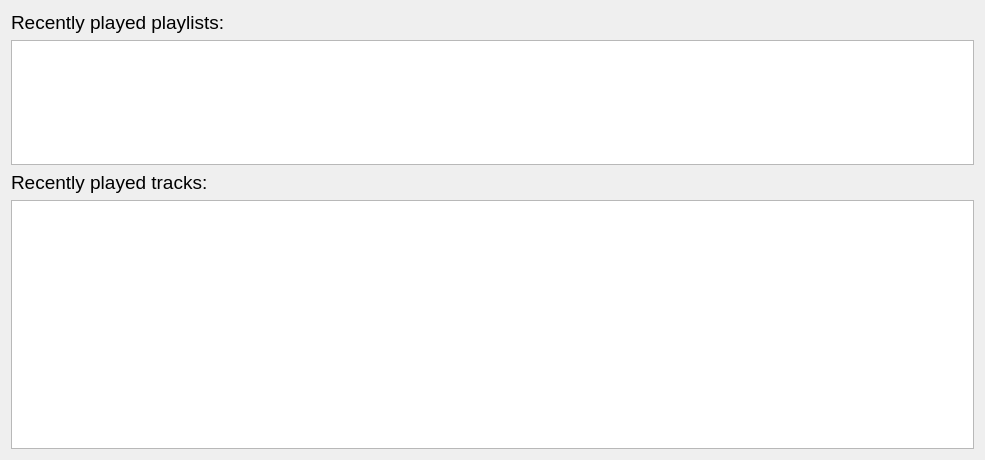
The window that src/libtomahawk/widgets/welcomewidget.ui (tomahawk-player/tomahawk) describes before a commit, drawn with Qt 5.
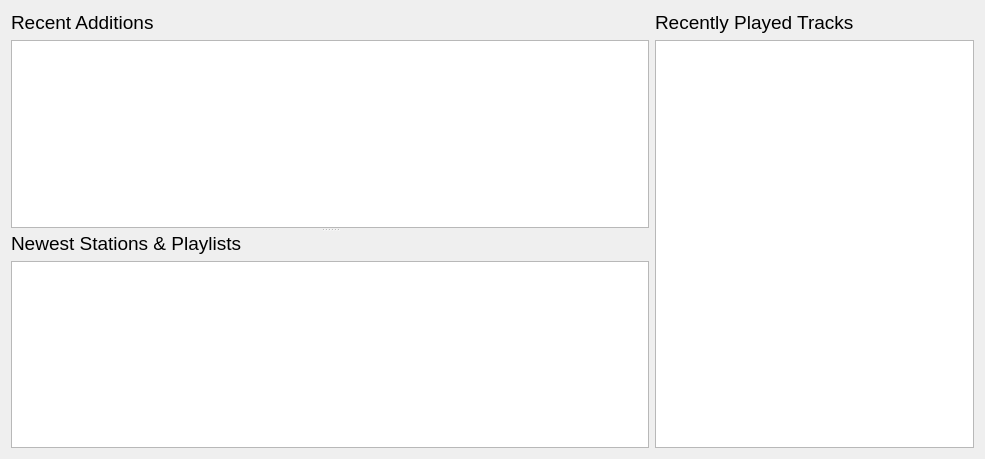
The same window after the commit. Custom widgets are drawn as their Qt base class.

```diff
--- a/src/libtomahawk/widgets/welcomewidget.ui
+++ b/src/libtomahawk/widgets/welcomewidget.ui
@@ -7,10 +7,36 @@
     <x>0</x>
     <y>0</y>
     <width>985</width>
-    <height>460</height>
+    <height>459</height>
    </rect>
   </property>
-  <layout class="QVBoxLayout" name="verticalLayout" stretch="0,1,0,2">
+  <layout class="QHBoxLayout" name="horizontalLayout" stretch="2,1">
+   <item>
+    <widget class="QSplitter" name="splitter">
+     <property name="orientation">
+      <enum>Qt::Vertical</enum>
+     </property>
+     <widget class="QWidget" name="">
+      <layout class="QVBoxLayout" name="verticalLayout">
+       <item>
+        <widget class="QLabel" name="label_4">
+         <property name="font">
+          <font>
+           <pointsize>14</pointsize>
+          </font>
+         </property>
+         <property name="text">
+          <string>Recent Additions</string>
+         </property>
+        </widget>
+       </item>
+       <item>
+        <widget class="AlbumView" name="additionsView"/>
+       </item>
+      </layout>
+     </widget>
+     <widget class="QWidget" name="">
+      <layout class="QVBoxLayout" name="verticalLayout_3">
    <item>
     <widget class="QLabel" name="label_2">
      <property name="font">
@@ -19,27 +45,48 @@
       </font>
      </property>
      <property name="text">
-      <string>Recently played playlists:</string>
+          <string>Newest Stations &amp; Playlists</string>
      </property>
     </widget>
    </item>
    <item>
     <widget class="PlaylistWidget" name="playlistWidget"/>
    </item>
+      </layout>
+     </widget>
+    </widget>
+   </item>
+   <item>
+    <layout class="QVBoxLayout" name="verticalLayout_2">
    <item>
     <widget class="QLabel" name="label_3">
+       <property name="maximumSize">
+        <size>
+         <width>16777215</width>
+         <height>16777215</height>
+        </size>
+       </property>
      <property name="font">
       <font>
        <pointsize>14</pointsize>
       </font>
      </property>
      <property name="text">
-      <string>Recently played tracks:</string>
+        <string>Recently Played Tracks</string>
      </property>
     </widget>
    </item>
    <item>
-    <widget class="PlaylistView" name="tracksView"/>
+      <widget class="PlaylistView" name="tracksView">
+       <property name="maximumSize">
+        <size>
+         <width>16777215</width>
+         <height>16777215</height>
+        </size>
+       </property>
+      </widget>
+     </item>
+    </layout>
    </item>
   </layout>
  </widget>
@@ -54,6 +101,11 @@
    <extends>QListWidget</extends>
    <header>widgets/welcomewidget.h</header>
   </customwidget>
+  <customwidget>
+   <class>AlbumView</class>
+   <extends>QListView</extends>
+   <header>playlist/albumview.h</header>
+  </customwidget>
  </customwidgets>
  <resources/>
  <connections/>
```
Lines whose indentation alone changed are shown as unchanged.
